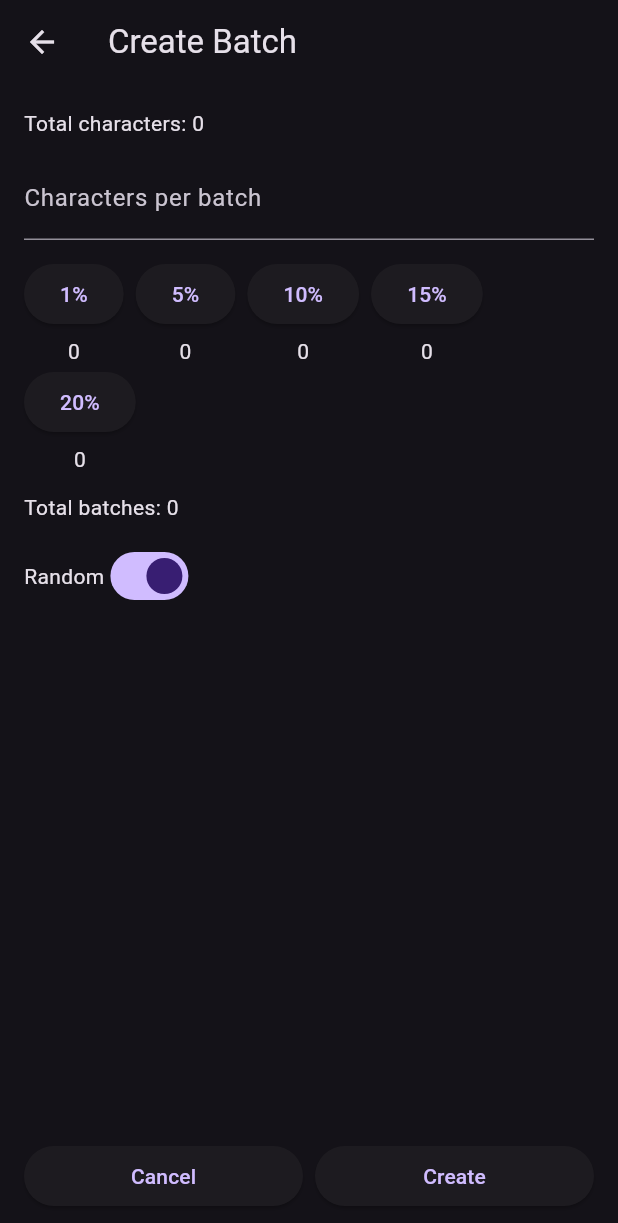
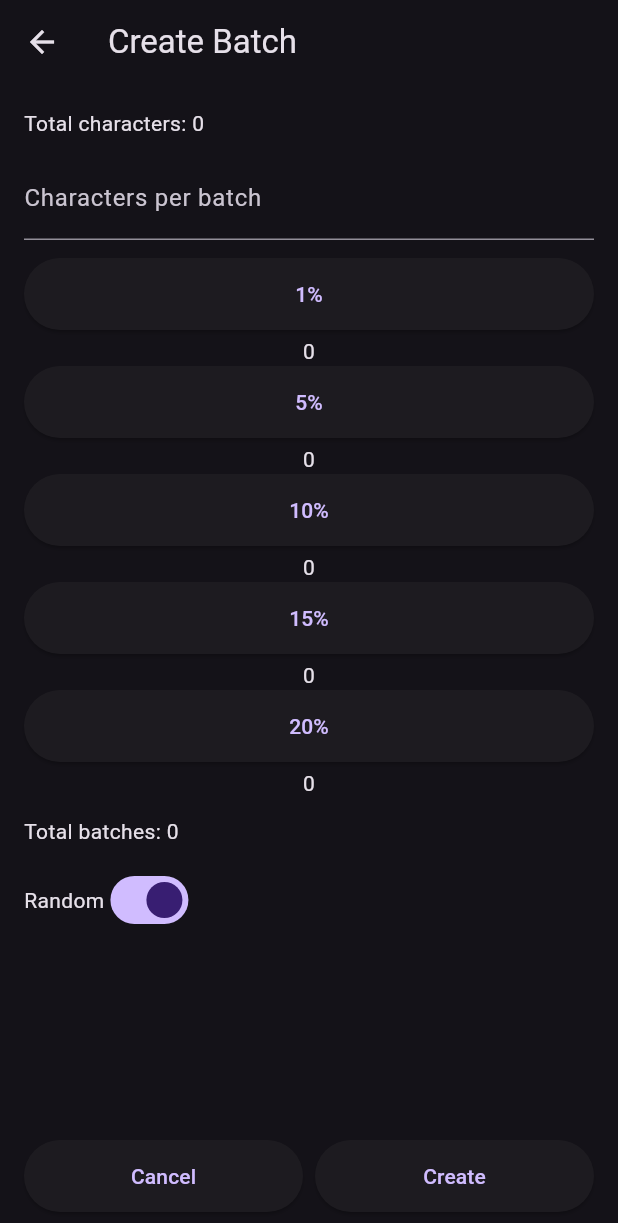
Before and after one commit to EnriqueMoran/hanziapp, a Flutter app: the screen it shows after launch, after a tap on "Create batch", on a phone screen of 412 x 824 dp. Shown: the top 1223 px of the screen. Run offline on Flutter 3.47's test engine with Material 3 defaults, Android fonts, the phone set to English and light mode, and no system bars; our stand-ins replace audioplayers, reorderables; missing offline and left inert: google_mlkit_digital_ink_recognition; network calls fail.

Commit message:
Adjust button sizing for smartphone layout

```diff
--- a/lib/layout_config.dart
+++ b/lib/layout_config.dart
@@ -1,3 +1,4 @@
+import 'package:flutter/material.dart';
 import 'device_type.dart';
 
 export 'device_type.dart';
@@ -7,12 +8,16 @@ class LayoutConfig {
   final double exampleHeightRatio;
   final double drawingHeightRatio;
   final double panelWidthRatio;
+  final double buttonHeight;
+  final EdgeInsetsGeometry buttonPadding;
 
   const LayoutConfig({
     required this.showTouchPanel,
     required this.exampleHeightRatio,
     required this.drawingHeightRatio,
     required this.panelWidthRatio,
+    required this.buttonHeight,
+    required this.buttonPadding,
   });
 
   static LayoutConfig forType(DeviceType type) {
@@ -23,6 +28,8 @@ class LayoutConfig {
           exampleHeightRatio: 0.36,
           drawingHeightRatio: 0.20,
           panelWidthRatio: 0.5,
+          buttonHeight: 48,
+          buttonPadding: EdgeInsets.symmetric(horizontal: 16, vertical: 12),
         );
       case DeviceType.tablet:
         return const LayoutConfig(
@@ -30,6 +37,8 @@ class LayoutConfig {
           exampleHeightRatio: 0.36,
           drawingHeightRatio: 0.20,
           panelWidthRatio: 0.5,
+          buttonHeight: 48,
+          buttonPadding: EdgeInsets.symmetric(horizontal: 16, vertical: 12),
         );
       case DeviceType.smartphone:
       default:
@@ -38,6 +47,8 @@ class LayoutConfig {
           exampleHeightRatio: 0.36,
           drawingHeightRatio: 0.20,
           panelWidthRatio: 0.5,
+          buttonHeight: 40,
+          buttonPadding: EdgeInsets.symmetric(horizontal: 12, vertical: 8),
         );
     }
   }
@@ -48,3 +59,12 @@ class DeviceConfig {
 
   static LayoutConfig get layout => LayoutConfig.forType(deviceType);
 }
+
+ButtonStyle buttonStyle({Color? background}) {
+  final layout = DeviceConfig.layout;
+  return ElevatedButton.styleFrom(
+    backgroundColor: background,
+    padding: layout.buttonPadding,
+    minimumSize: Size.fromHeight(layout.buttonHeight),
+  );
+}
--- a/lib/screens/batch_creation_screen.dart
+++ b/lib/screens/batch_creation_screen.dart
@@ -80,6 +80,7 @@ class _BatchCreationScreenState extends State<BatchCreationScreen> {
           children: [
             ElevatedButton(
               onPressed: () => _setFromPercent(p),
+              style: buttonStyle(),
               child: Text('$p%'),
             ),
             const SizedBox(height: 4),
@@ -125,6 +126,7 @@ class _BatchCreationScreenState extends State<BatchCreationScreen> {
                 Expanded(
                   child: ElevatedButton(
                     onPressed: () => Navigator.pop(context),
+                    style: buttonStyle(),
                     child: const Text('Cancel'),
                   ),
                 ),
@@ -132,6 +134,7 @@ class _BatchCreationScreenState extends State<BatchCreationScreen> {
                 Expanded(
                   child: ElevatedButton(
                     onPressed: _createBatches,
+                    style: buttonStyle(),
                     child: const Text('Create'),
                   ),
                 ),
--- a/lib/screens/batch_group_selection_screen.dart
+++ b/lib/screens/batch_group_selection_screen.dart
@@ -255,6 +255,7 @@ class _BatchGroupSelectionScreenState extends State<BatchGroupSelectionScreen> {
                 Expanded(
                   child: ElevatedButton(
                     onPressed: () => Navigator.pop(context),
+                    style: buttonStyle(),
                     child: const Text('Cancel'),
                   ),
                 ),
@@ -262,6 +263,7 @@ class _BatchGroupSelectionScreenState extends State<BatchGroupSelectionScreen> {
                 Expanded(
                   child: ElevatedButton(
                     onPressed: _startReview,
+                    style: buttonStyle(),
                     child: const Text('Review'),
                   ),
                 ),
--- a/lib/screens/delete_character_screen.dart
+++ b/lib/screens/delete_character_screen.dart
@@ -123,6 +123,7 @@ class _DeleteCharacterScreenState extends State<DeleteCharacterScreen> {
                 Expanded(
                   child: ElevatedButton(
                     onPressed: () => Navigator.pop(context),
+                    style: buttonStyle(),
                     child: const Text('Cancel'),
                   ),
                 ),
@@ -130,6 +131,7 @@ class _DeleteCharacterScreenState extends State<DeleteCharacterScreen> {
                 Expanded(
                   child: ElevatedButton(
                     onPressed: _confirmDelete,
+                    style: buttonStyle(),
                     child: const Text('Delete'),
                   ),
                 ),
--- a/lib/screens/group_creation_screen.dart
+++ b/lib/screens/group_creation_screen.dart
@@ -160,6 +160,7 @@ class _GroupCreationScreenState extends State<GroupCreationScreen> {
                 Expanded(
                   child: ElevatedButton(
                     onPressed: () => setState(() => _showGroupOnly = false),
+                    style: buttonStyle(),
                     child: const Text('Show All'),
                   ),
                 ),
@@ -167,6 +168,7 @@ class _GroupCreationScreenState extends State<GroupCreationScreen> {
                 Expanded(
                   child: ElevatedButton(
                     onPressed: () => setState(() => _showGroupOnly = true),
+                    style: buttonStyle(),
                     child: const Text('Show Group'),
                   ),
                 ),
@@ -174,6 +176,7 @@ class _GroupCreationScreenState extends State<GroupCreationScreen> {
                 Expanded(
                   child: ElevatedButton(
                     onPressed: _saveGroup,
+                    style: buttonStyle(),
                     child: const Text('Save'),
                   ),
                 ),
@@ -181,6 +184,7 @@ class _GroupCreationScreenState extends State<GroupCreationScreen> {
                 Expanded(
                   child: ElevatedButton(
                     onPressed: _clearSelection,
+                    style: buttonStyle(),
                     child: const Text('Cancel'),
                   ),
                 ),
--- a/lib/screens/group_edit_screen.dart
+++ b/lib/screens/group_edit_screen.dart
@@ -162,6 +162,7 @@ class _GroupEditScreenState extends State<GroupEditScreen> {
                 Expanded(
                   child: ElevatedButton(
                     onPressed: _confirmDelete,
+                    style: buttonStyle(),
                     child: const Text('Delete'),
                   ),
                 ),
@@ -169,6 +170,7 @@ class _GroupEditScreenState extends State<GroupEditScreen> {
                 Expanded(
                   child: ElevatedButton(
                     onPressed: () => Navigator.pop(context),
+                    style: buttonStyle(),
                     child: const Text('Cancel'),
                   ),
                 ),
@@ -176,6 +178,7 @@ class _GroupEditScreenState extends State<GroupEditScreen> {
                 Expanded(
                   child: ElevatedButton(
                     onPressed: _save,
+                    style: buttonStyle(),
                     child: const Text('Save'),
                   ),
                 ),
--- a/lib/screens/home_screen.dart
+++ b/lib/screens/home_screen.dart
@@ -50,7 +50,7 @@ class _HomeScreenState extends State<HomeScreen> {
           context,
           MaterialPageRoute(builder: (_) => target),
         ),
-        style: ElevatedButton.styleFrom(minimumSize: const Size.fromHeight(48)),
+        style: buttonStyle(),
         child: Text(label),
       ),
     );
@@ -74,6 +74,7 @@ class _HomeScreenState extends State<HomeScreen> {
                 context,
                 MaterialPageRoute(builder: (_) => target1),
               ),
+              style: buttonStyle(),
               child: Text(label1),
             ),
           ),
@@ -84,6 +85,7 @@ class _HomeScreenState extends State<HomeScreen> {
                 context,
                 MaterialPageRoute(builder: (_) => target2),
               ),
+              style: buttonStyle(),
               child: Text(label2),
             ),
           ),
```
Also changed, not shown: lib/screens/add_character_screen.dart (+7 -1 lines), lib/screens/character_review_screen.dart (+27 -17 lines).
